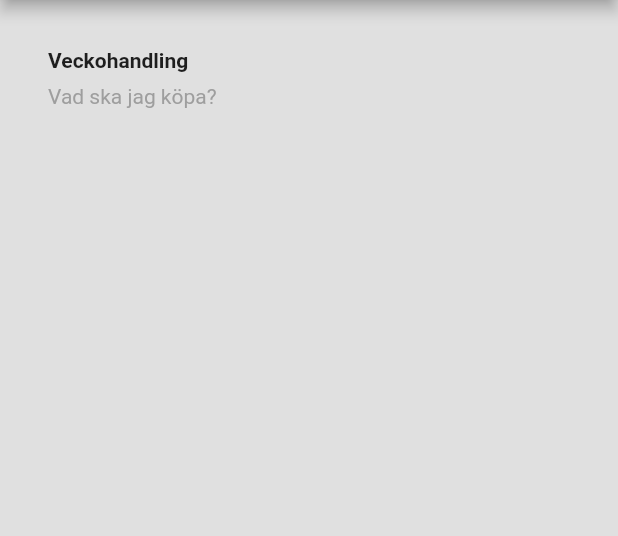
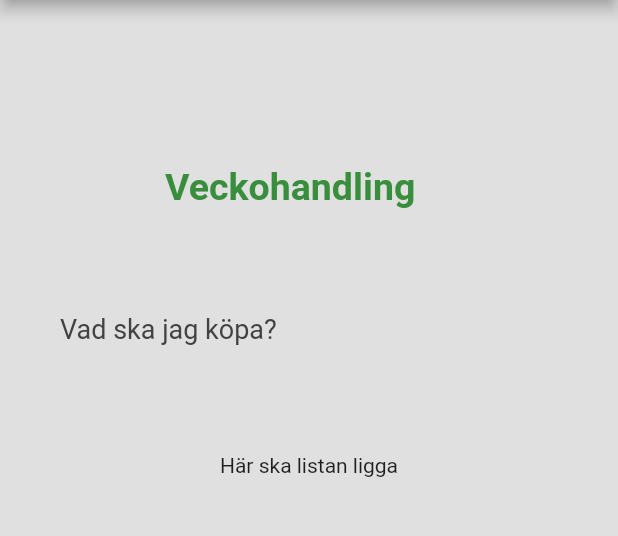
Before and after one commit to msmalinosterberg/flutter-app-veggies.nu, a Flutter app: the screen it shows after launch, on a phone screen of 412 x 824 dp, the part 84-620 px from its top. Run offline on Flutter 3.47's test engine with Material 2 defaults, Android fonts, the phone set to English and light mode, and no system bars.

Commit message:
added a textcontainer

```diff
--- a/lib/main.dart
+++ b/lib/main.dart
@@ -6,7 +6,7 @@ class FoodApp extends StatelessWidget {
   @override
   Widget build(BuildContext context) {
     Widget titleSection = Container(
-      padding: const EdgeInsets.all(32),
+      padding: const EdgeInsets.all(40),
       child: Row(
         children: [
           Expanded(
@@ -16,27 +16,35 @@ class FoodApp extends StatelessWidget {
               children: [
                 /*2*/
                 Container(
-                  padding: const EdgeInsets.only(bottom: 8),
+                  padding: const EdgeInsets.all(70),
                   child: Text(
                     'Veckohandling',
                     style: TextStyle(
                       fontWeight: FontWeight.bold,
+                      fontSize: 25,
+                      color: Colors.green[700],
                     ),
                   ),
                 ),
                 Text(
                   'Vad ska jag köpa?',
                   style: TextStyle(
-                    color: Colors.grey[500],
+                    color: Colors.grey[800],
+                    fontSize: 18,
                   ),
                 ),
               ],
             ),
           ),
         ],
-        // Nästa rad
       ),
     );
+
+    Widget textSection = Container(
+      padding: const EdgeInsets.all(32),
+      child: Text('Här ska listan ligga'),
+    );
+
     return MaterialApp(
       title: 'Inköpslista',
       home: Scaffold(
@@ -45,6 +53,7 @@ class FoodApp extends StatelessWidget {
           body: Column(
             children: [
               titleSection,
+              textSection,
             ],
           ),
           backgroundColor: Colors.grey[300]),
```
